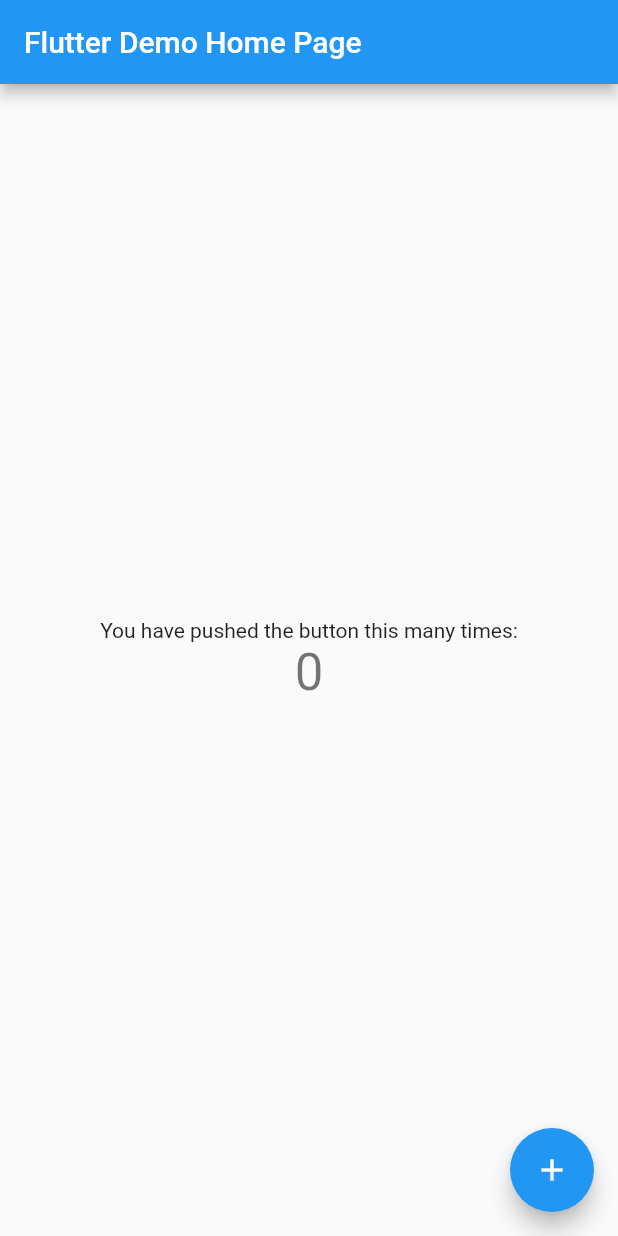
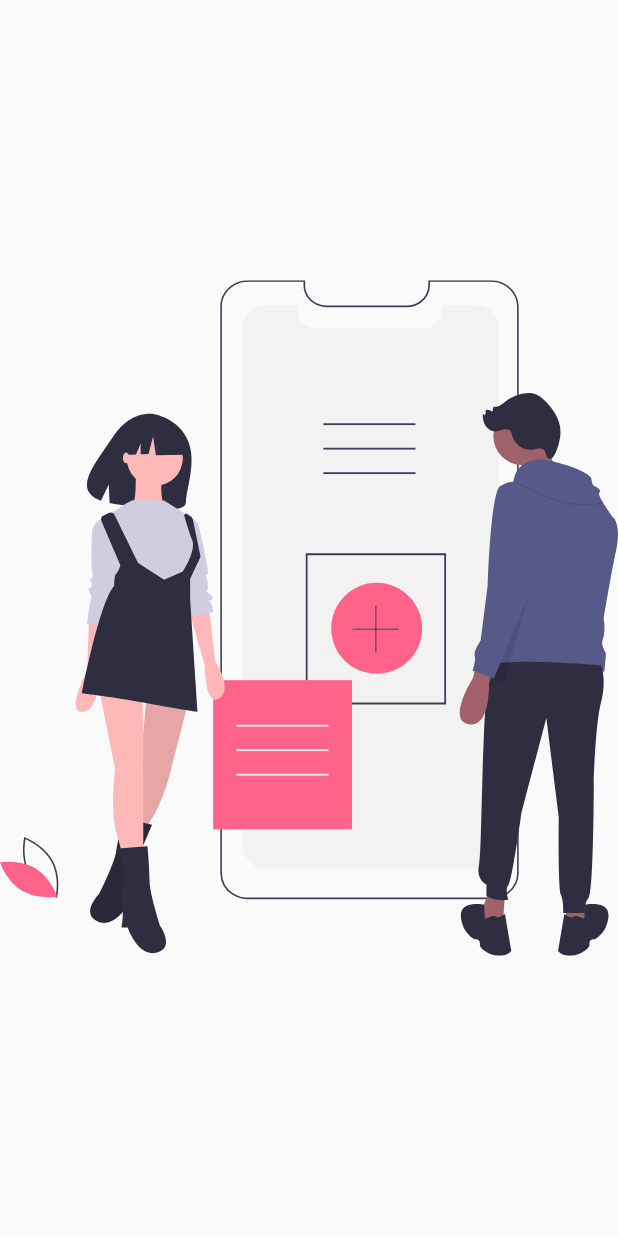
Before and after one commit to DavidBarcenas/flutter-layouts, a Flutter app: the screen it shows after launch, on a phone screen of 412 x 824 dp. Run offline on Flutter 3.47's test engine with Material 2 defaults, Android fonts, the phone set to English and light mode, and no system bars; our stand-ins replace flutter_svg.

Commit message:
feat(slideshow): Add slideshow page and svg images

```diff
--- a/lib/main.dart
+++ b/lib/main.dart
@@ -1,4 +1,5 @@
 import 'package:flutter/material.dart';
+import 'package:layouts/pages/slideshow_page.dart';
 
 void main() {
   runApp(MyApp());
@@ -9,7 +10,8 @@ class MyApp extends StatelessWidget {
   @override
   Widget build(BuildContext context) {
     return MaterialApp(
-      title: 'Flutter Demo',
+      debugShowCheckedModeBanner: false,
+      title: 'Layouts',
       theme: ThemeData(
         // This is the theme of your application.
         //
@@ -26,92 +28,7 @@ class MyApp extends StatelessWidget {
         // closer together (more dense) than on mobile platforms.
         visualDensity: VisualDensity.adaptivePlatformDensity,
       ),
-      home: MyHomePage(title: 'Flutter Demo Home Page'),
+      home: SlideShowPage(),
     );
   }
 }
-
-class MyHomePage extends StatefulWidget {
-  MyHomePage({Key key, this.title}) : super(key: key);
-
-  // This widget is the home page of your application. It is stateful, meaning
-  // that it has a State object (defined below) that contains fields that affect
-  // how it looks.
-
-  // This class is the configuration for the state. It holds the values (in this
-  // case the title) provided by the parent (in this case the App widget) and
-  // used by the build method of the State. Fields in a Widget subclass are
-  // always marked "final".
-
-  final String title;
-
-  @override
-  _MyHomePageState createState() => _MyHomePageState();
-}
-
-class _MyHomePageState extends State<MyHomePage> {
-  int _counter = 0;
-
-  void _incrementCounter() {
-    setState(() {
-      // This call to setState tells the Flutter framework that something has
-      // changed in this State, which causes it to rerun the build method below
-      // so that the display can reflect the updated values. If we changed
-      // _counter without calling setState(), then the build method would not be
-      // called again, and so nothing would appear to happen.
-      _counter++;
-    });
-  }
-
-  @override
-  Widget build(BuildContext context) {
-    // This method is rerun every time setState is called, for instance as done
-    // by the _incrementCounter method above.
-    //
-    // The Flutter framework has been optimized to make rerunning build methods
-    // fast, so that you can just rebuild anything that needs updating rather
-    // than having to individually change instances of widgets.
-    return Scaffold(
-      appBar: AppBar(
-        // Here we take the value from the MyHomePage object that was created by
-        // the App.build method, and use it to set our appbar title.
-        title: Text(widget.title),
-      ),
-      body: Center(
-        // Center is a layout widget. It takes a single child and positions it
-        // in the middle of the parent.
-        child: Column(
-          // Column is also a layout widget. It takes a list of children and
-          // arranges them vertically. By default, it sizes itself to fit its
-          // children horizontally, and tries to be as tall as its parent.
-          //
-          // Invoke "debug painting" (press "p" in the console, choose the
-          // "Toggle Debug Paint" action from the Flutter Inspector in Android
-          // Studio, or the "Toggle Debug Paint" command in Visual Studio Code)
-          // to see the wireframe for each widget.
-          //
-          // Column has various properties to control how it sizes itself and
-          // how it positions its children. Here we use mainAxisAlignment to
-          // center the children vertically; the main axis here is the vertical
-          // axis because Columns are vertical (the cross axis would be
-          // horizontal).
-          mainAxisAlignment: MainAxisAlignment.center,
-          children: <Widget>[
-            Text(
-              'You have pushed the button this many times:',
-            ),
-            Text(
-              '$_counter',
-              style: Theme.of(context).textTheme.headline4,
-            ),
-          ],
-        ),
-      ),
-      floatingActionButton: FloatingActionButton(
-        onPressed: _incrementCounter,
-        tooltip: 'Increment',
-        child: Icon(Icons.add),
-      ), // This trailing comma makes auto-formatting nicer for build methods.
-    );
-  }
-}
--- /dev/null
+++ b/lib/pages/slideshow_page.dart
@@ -0,0 +1,11 @@
+import 'package:flutter/material.dart';
+import 'package:flutter_svg/flutter_svg.dart';
+
+class SlideShowPage extends StatelessWidget {
+  @override
+  Widget build(BuildContext context) {
+    return Scaffold(
+      body: Center(child: SvgPicture.asset('assets/svg/slide-1.svg')),
+    );
+  }
+}
```
Also changed, not shown: pubspec.yaml (+4 -7 lines), assets/svg/slide-1.svg (added), assets/svg/slide-2.svg (added), assets/svg/slide-3.svg (added), assets/svg/slide-4.svg (added), assets/svg/slide-5.svg (added), pubspec.lock.
